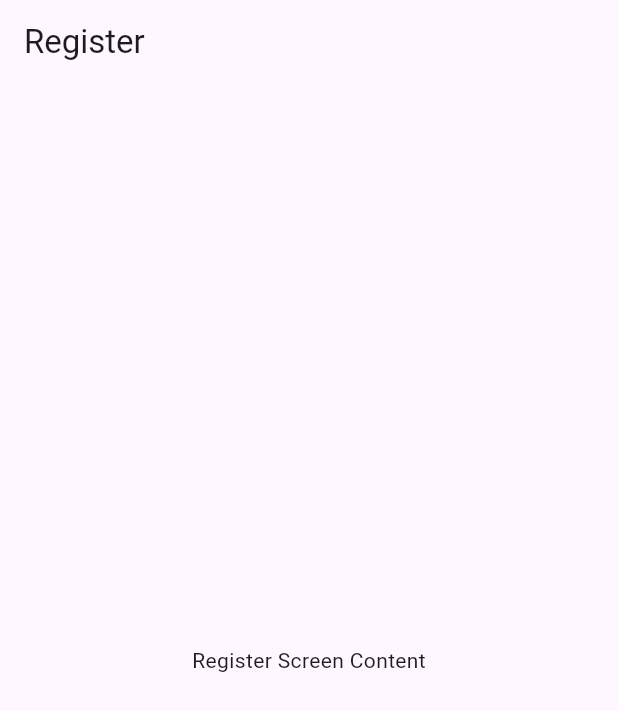
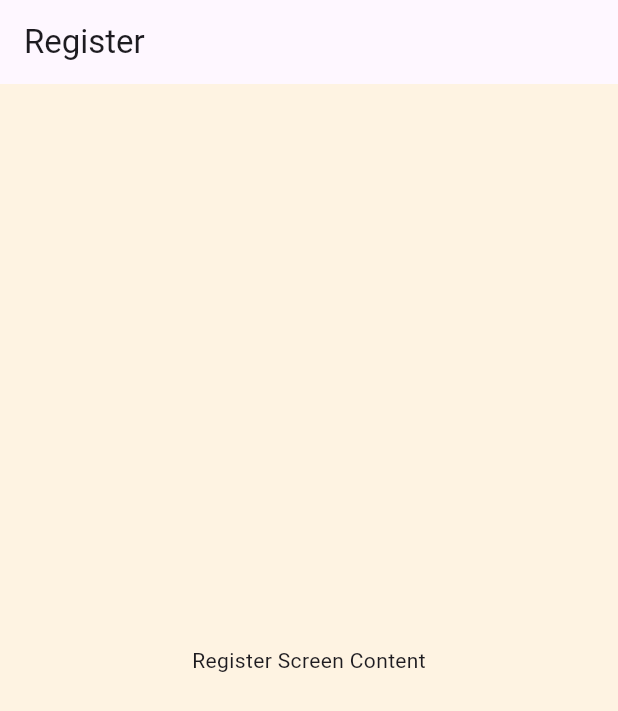
Before and after one commit to helkayal/EasyLearn-Mizan-App, a Flutter app: the screen it shows after launch, on a phone screen of 412 x 824 dp. Shown: the top 711 px of the screen. Run offline on Flutter 3.47's test engine with Material 3 defaults, Android fonts, the light colour scheme and no system bars; our stand-ins replace easy_localization.

Commit message:
edit app theme and apply it in mizan app

```diff
--- a/lib/core/theme/app_theme.dart
+++ b/lib/core/theme/app_theme.dart
@@ -1,3 +1,12 @@
+import 'package:flutter/material.dart';
+import 'package:mizan_app/core/theme/app_colors.dart';
+
 class AppTheme {
   AppTheme._();
+
+  static ThemeData lightTheme = ThemeData(
+    useMaterial3: true,
+    brightness: Brightness.light,
+    scaffoldBackgroundColor: AppColors.lightYellowColor,
+  );
 }
--- a/lib/mizan_app.dart
+++ b/lib/mizan_app.dart
@@ -1,5 +1,6 @@
 import 'package:easy_localization/easy_localization.dart';
 import 'package:flutter/material.dart';
+import 'package:mizan_app/core/theme/app_theme.dart';
 import 'package:mizan_app/features/splash/splash_screen.dart';
 import 'package:mizan_app/generated/locale_keys.g.dart';
 
@@ -14,6 +15,7 @@ class MizanApp extends StatelessWidget {
       localizationsDelegates: context.localizationDelegates,
       supportedLocales: context.supportedLocales,
       locale: context.locale,
+      theme: AppTheme.lightTheme,
       home: const SplashScreen(),
     );
   }
```
